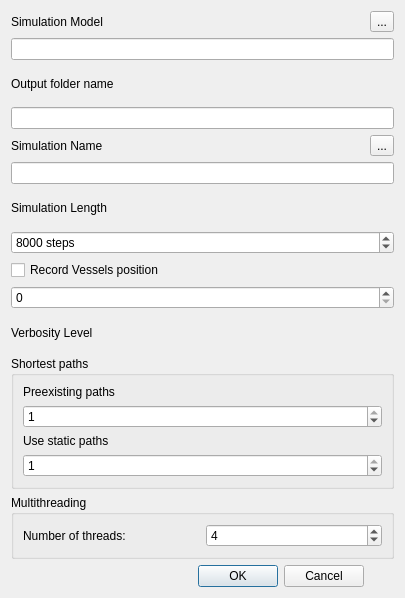
First picture: the form in scheduler/rundialog.ui, repository frabas/DISPLACE_GUI, before the edit.
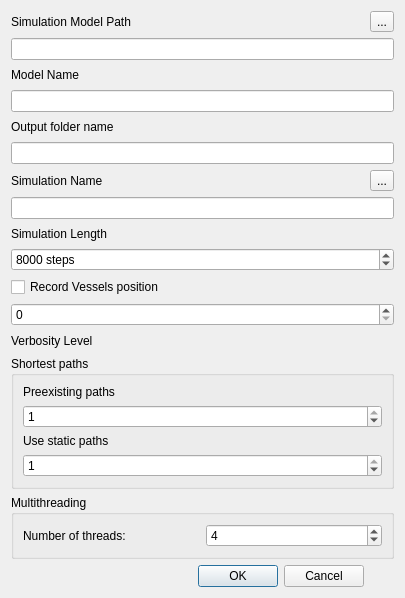
Second picture: the form after the edit.

The edit to the form file:
```diff
--- a/scheduler/rundialog.ui
+++ b/scheduler/rundialog.ui
@@ -14,31 +14,26 @@
    <string>Dialog</string>
   </property>
   <layout class="QGridLayout" name="gridLayout">
-   <item row="0" column="0">
-    <widget class="QLabel" name="label_8">
-     <property name="text">
-      <string>Simulation Model</string>
-     </property>
-    </widget>
+   <item row="5" column="0" colspan="2">
+    <widget class="QLineEdit" name="outName"/>
    </item>
-   <item row="10" column="0">
-    <widget class="QCheckBox" name="optMoveVessels">
-     <property name="text">
-      <string>Record Vessels position</string>
-     </property>
-    </widget>
+   <item row="12" column="0" colspan="2">
+    <widget class="QSpinBox" name="verbosity"/>
    </item>
-   <item row="0" column="1">
-    <widget class="QToolButton" name="cmdBrowseModel">
+   <item row="8" column="0" colspan="2">
+    <widget class="QLineEdit" name="simName"/>
+   </item>
+   <item row="1" column="0" colspan="2">
+    <widget class="QLineEdit" name="path"/>
+   </item>
+   <item row="9" column="0">
+    <widget class="QLabel" name="label">
      <property name="text">
-      <string>...</string>
+      <string>Simulation Length</string>
      </property>
     </widget>
    </item>
-   <item row="2" column="0" colspan="2">
-    <widget class="QLineEdit" name="modName"/>
-   </item>
-   <item row="14" column="0" colspan="2">
+   <item row="15" column="0" colspan="2">
     <widget class="QGroupBox" name="groupBox">
      <property name="title">
       <string>Multithreading</string>
@@ -67,7 +62,14 @@
      </layout>
     </widget>
    </item>
-   <item row="13" column="0" colspan="2">
+   <item row="7" column="0">
+    <widget class="QLabel" name="label_3">
+     <property name="text">
+      <string>Simulation Name</string>
+     </property>
+    </widget>
+   </item>
+   <item row="14" column="0" colspan="2">
     <widget class="QGroupBox" name="groupBox_2">
      <property name="title">
       <string>Shortest paths</string>
@@ -122,21 +124,21 @@
      </layout>
     </widget>
    </item>
-   <item row="3" column="0">
-    <widget class="QLabel" name="label_2">
+   <item row="11" column="0">
+    <widget class="QCheckBox" name="optMoveVessels">
      <property name="text">
-      <string>Output folder name</string>
+      <string>Record Vessels position</string>
      </property>
     </widget>
    </item>
-   <item row="8" column="0">
-    <widget class="QLabel" name="label">
+   <item row="13" column="0">
+    <widget class="QLabel" name="label_5">
      <property name="text">
-      <string>Simulation Length</string>
+      <string>Verbosity Level</string>
      </property>
     </widget>
    </item>
-   <item row="9" column="0" colspan="2">
+   <item row="10" column="0" colspan="2">
     <widget class="QSpinBox" name="simSteps">
      <property name="suffix">
       <string> steps</string>
@@ -152,14 +154,24 @@
      </property>
     </widget>
    </item>
-   <item row="6" column="0">
-    <widget class="QLabel" name="label_3">
+   <item row="4" column="0">
+    <widget class="QLabel" name="label_2">
      <property name="text">
-      <string>Simulation Name</string>
+      <string>Output folder name</string>
      </property>
     </widget>
    </item>
-   <item row="15" column="0">
+   <item row="3" column="0" colspan="2">
+    <widget class="QLineEdit" name="modName"/>
+   </item>
+   <item row="0" column="1">
+    <widget class="QToolButton" name="cmdBrowseModel">
+     <property name="text">
+      <string>...</string>
+     </property>
+    </widget>
+   </item>
+   <item row="16" column="0">
     <widget class="QDialogButtonBox" name="buttonBox">
      <property name="orientation">
       <enum>Qt::Horizontal</enum>
@@ -169,29 +181,27 @@
      </property>
     </widget>
    </item>
-   <item row="12" column="0">
-    <widget class="QLabel" name="label_5">
+   <item row="0" column="0">
+    <widget class="QLabel" name="label_8">
      <property name="text">
-      <string>Verbosity Level</string>
+      <string>Simulation Model Path</string>
      </property>
     </widget>
    </item>
-   <item row="11" column="0" colspan="2">
-    <widget class="QSpinBox" name="verbosity"/>
-   </item>
-   <item row="4" column="0" colspan="2">
-    <widget class="QLineEdit" name="outName"/>
-   </item>
-   <item row="7" column="0" colspan="2">
-    <widget class="QLineEdit" name="simName"/>
-   </item>
-   <item row="6" column="1">
+   <item row="7" column="1">
     <widget class="QToolButton" name="cmdBatchCreate">
      <property name="text">
       <string>...</string>
      </property>
     </widget>
    </item>
+   <item row="2" column="0">
+    <widget class="QLabel" name="label_9">
+     <property name="text">
+      <string>Model Name</string>
+     </property>
+    </widget>
+   </item>
   </layout>
  </widget>
  <resources/>
```
